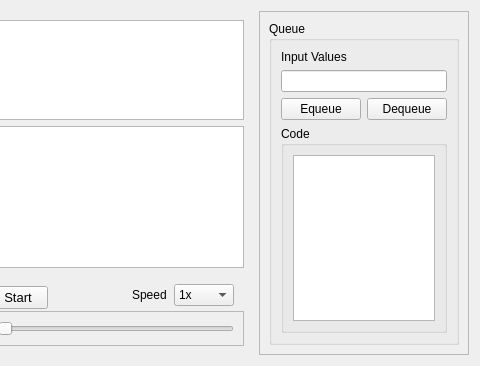
First picture: the form in form.ui, repository Binaya764/DSA-Visualizer, before the edit; both pictures show x 228 to 708 and y 0 to 366 of the 708 by 366 pixel window.
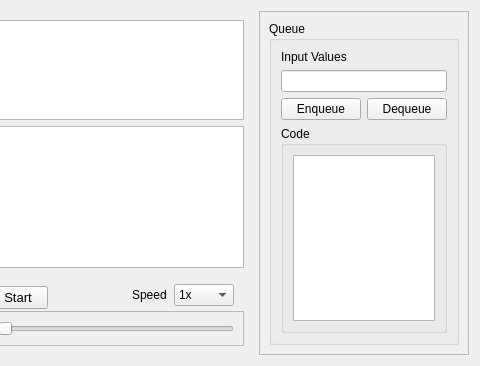
Second picture: the form after the edit. The open tabs and pages were chosen to show the change.

Diff of the .ui file:
```diff
--- a/form.ui
+++ b/form.ui
@@ -6,8 +6,8 @@
    <rect>
     <x>0</x>
     <y>0</y>
-    <width>615</width>
-    <height>349</height>
+    <width>646</width>
+    <height>335</height>
    </rect>
   </property>
   <property name="windowTitle">
@@ -896,7 +896,7 @@
                   <item>
                    <widget class="QPushButton" name="Btn_Equeue">
                     <property name="text">
-                     <string>Equeue</string>
+                     <string>Enqueue</string>
                     </property>
                    </widget>
                   </item>
```
Left out of the diff: 2 changed lines with no effect on the pictures.
